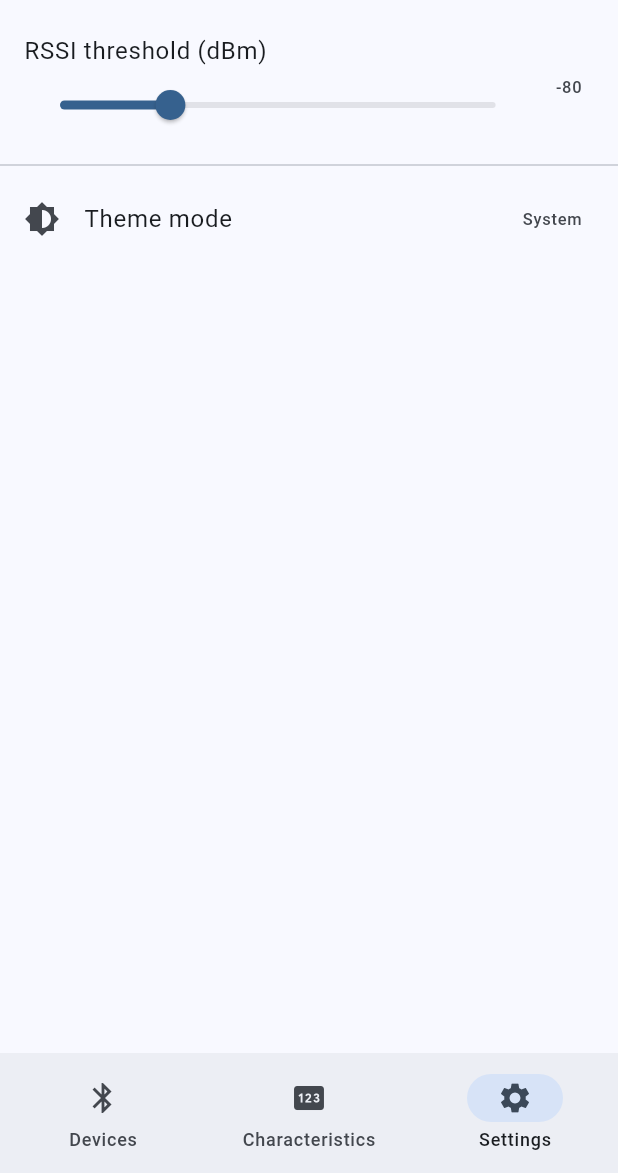
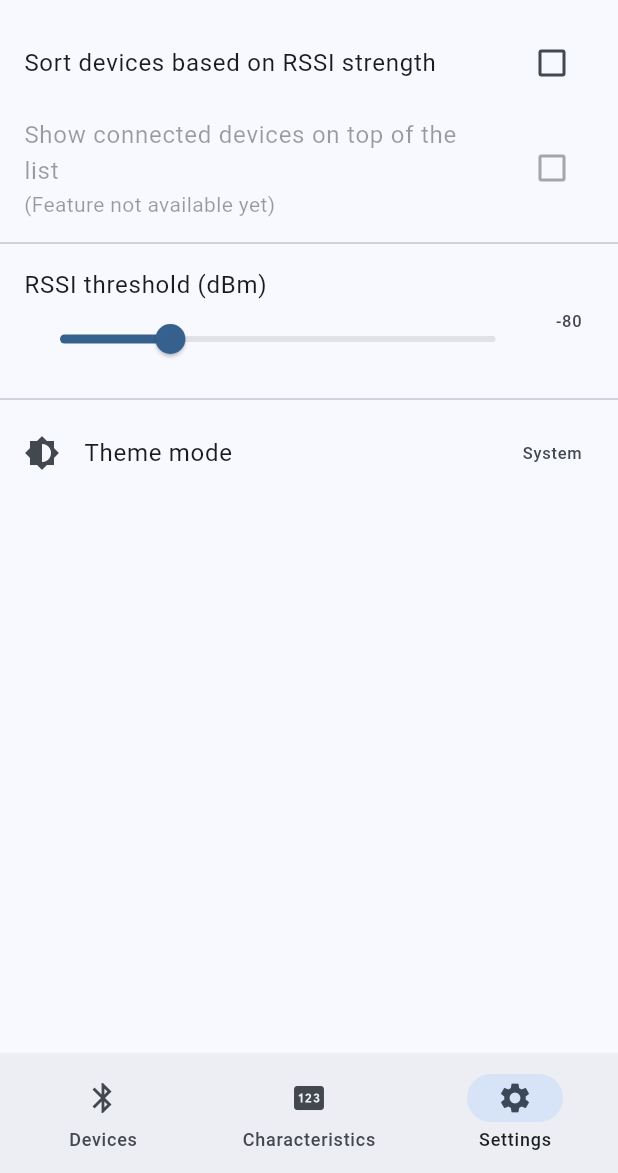
Before and after one commit to dhafinrayhan/riverable, a Flutter app: the SettingsScreen screen opened by its route, on a phone screen of 412 x 824 dp, the part 63-1236 px from its top. Run offline on Flutter 3.47's test engine with Material 3 defaults, Android fonts, the phone set to English and light mode, and no system bars; our stand-ins replace easy_debounce, flutter_hooks, freezed_annotation, gap, go_router, hive_flutter and 2 more; missing offline and left inert: flextras, flutter_reactive_ble; accounts and stored records are empty; generated files the repository leaves out were written again.

Commit message:
Add setting to sort based on RSSI (#5)
* Add setting to sort based on RSSI

* Show disabled setting

```diff
--- a/lib/screens/devices.dart
+++ b/lib/screens/devices.dart
@@ -13,8 +13,8 @@ class DevicesScreen extends ConsumerWidget {
 
   @override
   Widget build(BuildContext context, WidgetRef ref) {
-    final devices =
-        ref.watch(nearbyDevicesProvider).value?.values.toList() ?? [];
+    final List<DiscoveredDevice> devices =
+        ref.watch(nearbyDevicesProvider).value ?? [];
 
     ref.listen(latestConnectionStateUpdateProvider, (_, connectionStateUpdate) {
       if (connectionStateUpdate.hasValue) {
--- a/lib/screens/settings.dart
+++ b/lib/screens/settings.dart
@@ -16,6 +16,9 @@ class SettingsScreen extends StatelessWidget {
       ),
       body: ListView(
         children: const [
+          _SortBasedOnRssi(),
+          _ConnectedDevicesOnTop(),
+          Divider(),
           _RssiThresholdListTile(),
           Divider(),
           _ThemeModeListTile(),
@@ -47,6 +50,40 @@ class _RssiThresholdListTile extends ConsumerWidget {
         },
       ),
       trailing: Text(threshold.toStringAsFixed(0)),
+    );
+  }
+}
+
+class _SortBasedOnRssi extends ConsumerWidget {
+  const _SortBasedOnRssi();
+
+  @override
+  Widget build(BuildContext context, WidgetRef ref) {
+    final bool isChecked = ref.watch(sortBasedOnRssiProvider);
+
+    return CheckboxListTile(
+      value: isChecked,
+      onChanged: (value) =>
+          ref.read(sortBasedOnRssiProvider.notifier).set(value!),
+      title: const Text('Sort devices based on RSSI strength'),
+    );
+  }
+}
+
+class _ConnectedDevicesOnTop extends ConsumerWidget {
+  const _ConnectedDevicesOnTop();
+
+  @override
+  Widget build(BuildContext context, WidgetRef ref) {
+    final bool isChecked = ref.watch(connectedDevicesOnTopProvider);
+
+    return CheckboxListTile(
+      enabled: false,
+      subtitle: const Text('(Feature not available yet)'),
+      value: isChecked,
+      onChanged: (value) =>
+          ref.read(connectedDevicesOnTopProvider.notifier).set(value!),
+      title: const Text('Show connected devices on top of the list'),
     );
   }
 }
--- a/lib/services/ble/devices.dart
+++ b/lib/services/ble/devices.dart
@@ -30,12 +30,19 @@ Stream<Map<String, DiscoveredDevice>> discoveredDevices(
 
 /// Exposes discovered devices within the RSSI threshold.
 @Riverpod(keepAlive: true)
-Stream<Map<String, DiscoveredDevice>> nearbyDevices(
-    NearbyDevicesRef ref) async* {
+Stream<List<DiscoveredDevice>> nearbyDevices(NearbyDevicesRef ref) async* {
+  final sortBasedOnRssi = ref.watch(sortBasedOnRssiProvider);
+  // final connectedDevicesOnTop = ref.watch(connectedDevicesOnTopProvider);
   final threshold = ref.watch(rssiThresholdProvider);
-  final devices = await ref.watch(discoveredDevicesProvider.future);
+  final devices = (await ref.watch(discoveredDevicesProvider.future)).values;
 
-  yield {...devices}..removeWhere((_, device) => device.rssi < threshold);
+  final nearbyDevices =
+      devices.where((device) => device.rssi >= threshold).toList();
+  if (sortBasedOnRssi) {
+    nearbyDevices.sort((a, b) => b.rssi.compareTo(a.rssi));
+  }
+
+  yield nearbyDevices;
 }
 
 @riverpod
```
Also changed, not shown: lib/services/settings.dart (+40 -4 lines).
